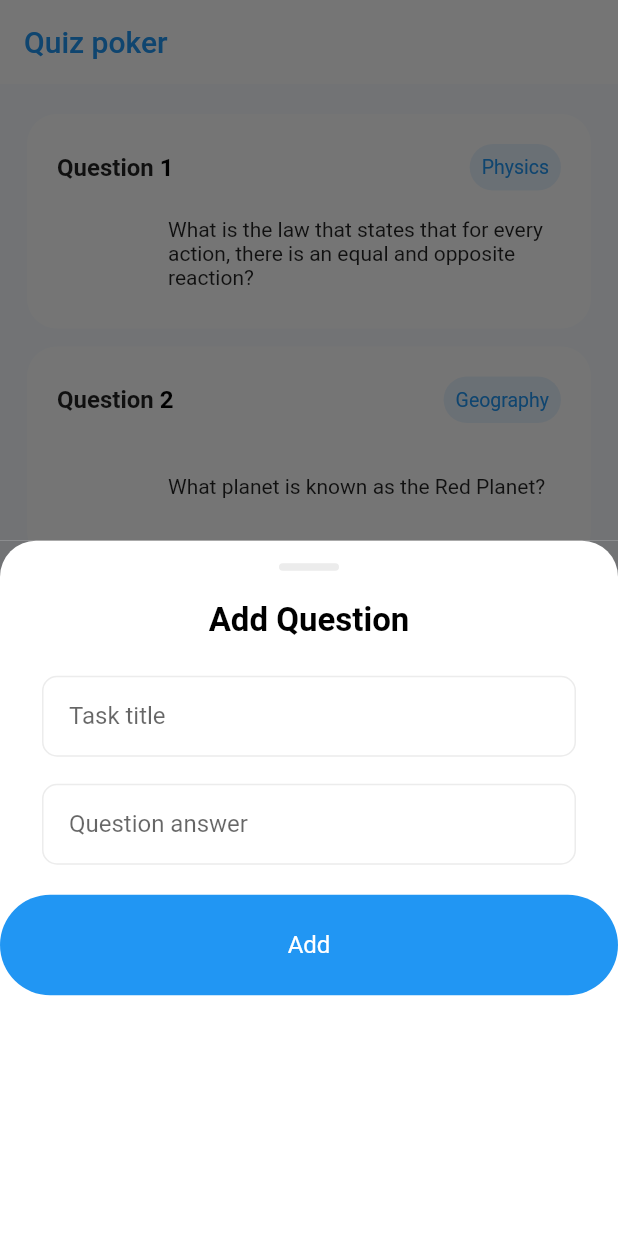
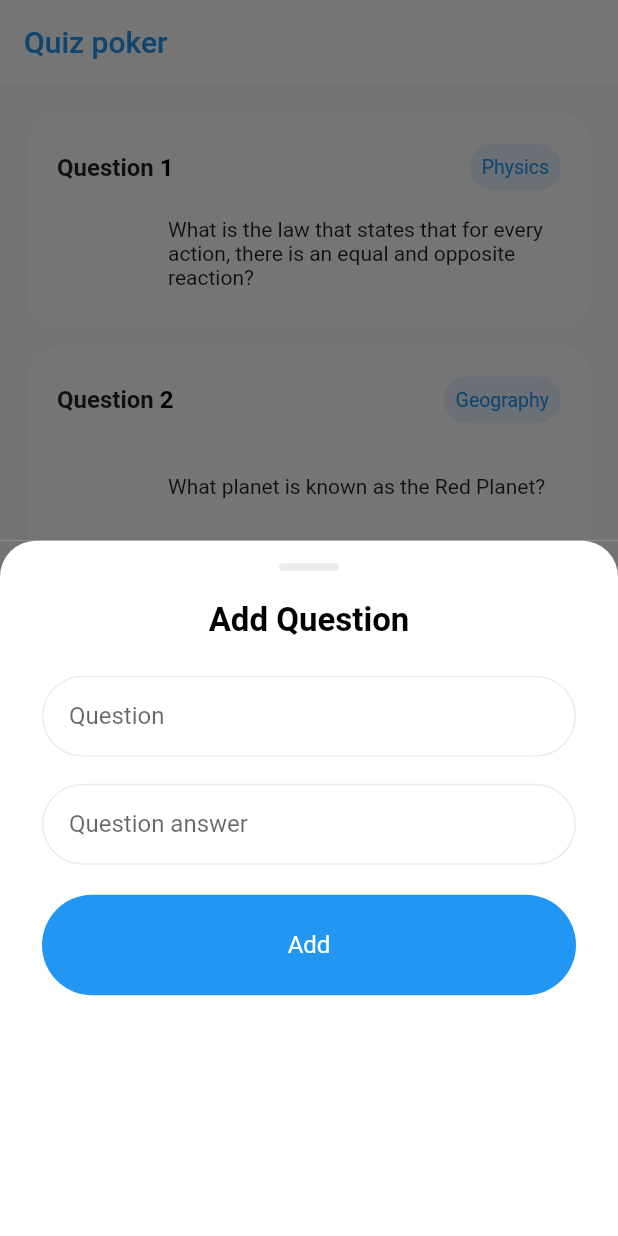
Before and after one commit to godwinnebri/quiz-poker, a Flutter app: the screen it shows after launch, item 2 of the bottom bar chosen, on a phone screen of 412 x 824 dp. Run offline on Flutter 3.47's test engine with Material 2 defaults, Android fonts, the phone set to English and light mode, and no system bars; network calls fail.

Commit message:
implemented add questions functionality

```diff
--- a/lib/main.dart
+++ b/lib/main.dart
@@ -20,93 +20,9 @@ class MyApp extends StatelessWidget {
   }
 }
 
-class NewQuestions {
-  final List<Question> questions = [];
-}
-// ****************************** //
-//                                //
-//            Nav screen          //
-//                                //
-// ****************************** //
-
-class NavScreen extends StatefulWidget {
-  const NavScreen({super.key});
-
-  @override
-  State<NavScreen> createState() => _NavScreenState();
-}
-
-class _NavScreenState extends State<NavScreen> {
-  int currentIndex = 0;
-
-  void onTap(int index) {
-    setState(() {
-      currentIndex = index;
-      currentIndex == 1 ? showQuestionModal(context) : null;
-    });
-  }
-
-  List Pages = [
-    HomePage(),
-    HomePage(),
-  ];
-
-  void showQuestionModal(BuildContext context) {
-    showModalBottomSheet(
-      context: context,
-      builder: (BuildContext context) {
-        return AddQuestionPage(
-          newQuestion: '',
-        );
-        setState(() {
-          currentIndex = 0;
-        });
-      },
-    );
-  }
-
-  @override
-  Widget build(BuildContext context) {
-    return Scaffold(
-      body: Pages[currentIndex],
-      bottomNavigationBar: BottomNavigationBar(
-        onTap: onTap,
-        type: BottomNavigationBarType.fixed,
-        currentIndex: currentIndex,
-        showUnselectedLabels: true,
-        selectedFontSize: 12,
-        unselectedFontSize: 12,
-        elevation: 0,
-        items: const [
-          BottomNavigationBarItem(
-            label: ('Home'),
-            icon: Padding(
-              padding: EdgeInsets.only(bottom: 8.0, top: 15),
-              child: Icon(Icons.home),
-            ),
-          ),
-          BottomNavigationBarItem(
-            label: ('Add Question'),
-            icon: Padding(
-              padding: EdgeInsets.only(bottom: 8.0, top: 15),
-              child: Icon(Icons.add),
-            ),
-          ),
-        ],
-      ),
-    );
-  }
-}
-
-class HomePage extends StatefulWidget {
-  const HomePage({super.key});
-
-  @override
-  State<HomePage> createState() => _HomePageState();
-}
-
-class _HomePageState extends State<HomePage> {
-  final List<Question> questions = [
+//question list
+class QuestionList {
+  List<Question> questions = [
     Question(
       category: QuestionCategory.physics,
       questionText:
@@ -180,6 +96,18 @@ class _HomePageState extends State<HomePage> {
       hint2: 'wrong, you have one more attempt',
     ),
   ];
+}
+
+//home page
+class HomePage extends StatefulWidget {
+  const HomePage({super.key});
+
+  @override
+  State<HomePage> createState() => _HomePageState();
+}
+
+class _HomePageState extends State<HomePage> {
+  final questionList = QuestionList();
 
   @override
   Widget build(BuildContext context) {
@@ -194,17 +122,18 @@ class _HomePageState extends State<HomePage> {
       ),
       body: Padding(
         padding: const EdgeInsets.symmetric(horizontal: 18, vertical: 20),
-        child: LayoutBuilder(builder: (context, constraints) {
+        child: LayoutBuilder(
+          builder: (context, constraints) {
             return ListView.separated(
               padding: const EdgeInsets.all(0),
               scrollDirection:
                   constraints.maxWidth > 430 ? Axis.horizontal : Axis.vertical,
               separatorBuilder: (context, index) =>
                   const SizedBox.square(dimension: 12),
-            itemCount: questions.length,
+              itemCount: questionList.questions.length,
               itemBuilder: (BuildContext context, int index) {
                 return QuestionContainer(
-                question: questions[index],
+                  question: questionList.questions[index],
                   questionNumber: index + 1,
                   onTap: () {
                     Navigator.push(
@@ -212,7 +141,7 @@ class _HomePageState extends State<HomePage> {
                       MaterialPageRoute(
                         builder: (context) => QuestionDetailScreen(
                           index: index,
-                        question: questions[index],
+                          question: questionList.questions[index],
                         ),
                       ),
                     );
@@ -220,7 +149,8 @@ class _HomePageState extends State<HomePage> {
                 );
               },
             );
-        }),
+          },
+        ),
       ),
       floatingActionButton: FloatingActionButton(
         onPressed: () {
@@ -229,7 +159,7 @@ class _HomePageState extends State<HomePage> {
             MaterialPageRoute(
               builder: (context) => QuestionDetailScreen(
                 index: randomNumber,
-                question: questions[randomNumber],
+                question: questionList.questions[randomNumber],
               ),
             ),
           );
@@ -238,17 +168,6 @@ class _HomePageState extends State<HomePage> {
       ),
     );
   }
-
-  // void showSnackBar(BuildContext context) {
-  //   final scaffold = ScaffoldMessenger.of(context);
-  //   scaffold.showSnackBar(
-  //     SnackBar(
-  //       content: const Text('Hey there! Thanks for clicking'),
-  //       action: SnackBarAction(
-  //           label: 'Okay', onPressed: scaffold.hideCurrentSnackBar),
-  //     ),
-  //   );
-  // }
 }
 
 class QuestionContainer extends StatelessWidget {
@@ -376,19 +295,19 @@ enum QuestionCategory {
 String toTitleCase(String name) => name[0].toUpperCase() + name.substring(1);
 
 class Question {
+  QuestionCategory category;
+  String questionText;
+  String answer;
+  String hint1;
+  String hint2;
+
   Question({
     required this.category,
     required this.questionText,
+    required this.answer,
     required this.hint1,
     required this.hint2,
-    required this.answer,
   });
-
-  final QuestionCategory category;
-  final String questionText;
-  final String hint1;
-  final String hint2;
-  final String answer;
 }
 
 // ****************************** //
@@ -585,15 +504,9 @@ class OptionsContainer extends StatelessWidget {
   final String answer;
   final VoidCallback onTap;
   final bool showCheck;
-  // final String image;
 
   @override
   Widget build(BuildContext context) {
-    // Question questionn = Question(
-    //   category: questionCategory,
-    //   questionText: question,
-    //   answer: question,
-    // );
     return GestureDetector(
       onTap: onTap,
       child: Container(
@@ -656,18 +569,13 @@ class OptionsContainer extends StatelessWidget {
 // ****************************** //
 
 class AddQuestionPage extends StatelessWidget {
-  AddQuestionPage({
-    super.key,
-    this.newQuestion,
-    this.newQuestionAnswer,
-  });
-  late String? newQuestion;
-  late String? newQuestionAnswer;
+  final Function addQuestionCallback;
+  const AddQuestionPage(this.addQuestionCallback, {super.key});
 
   @override
   Widget build(BuildContext context) {
-    // String newQuestion = '';
-    // String newQuestionAnswer = '';
+    String newQuestion = '';
+    String newQuestionAnswer = '';
 
     return Container(
       color: const Color(0xff727375),
@@ -704,47 +612,39 @@ class AddQuestionPage extends StatelessWidget {
               //Question textfield
               Padding(
                 padding: const EdgeInsets.symmetric(horizontal: 28),
-                child: Container(
+                child: SizedBox(
                   height: 54,
                   child: TextFormField(
-                    // autofocus: true,
-                    //focusNode: _focusNode,
-                    //  onTap: _requestFocus,
-                    // controller: inputController,
                     onChanged: (newText) {
                       newQuestion = newText;
                     },
                     keyboardType: TextInputType.text,
                     style: const TextStyle(fontSize: 16, color: Colors.black),
                     decoration: InputDecoration(
-                      label: Text('Task title'),
-                      labelStyle: const TextStyle(
-                          // color: _focusNode.hasFocus ? primaryColor : grey,
-                          fontSize: 16),
-
-                      // prefixIcon: Icon(Icons.email),
+                      label: const Text('Question'),
+                      labelStyle: const TextStyle(fontSize: 16),
                       filled: false,
-                      //fillColor: accentColor,
                       hintText: 'Enter Question',
                       hintStyle: TextStyle(color: Colors.grey.withOpacity(.75)),
                       contentPadding: const EdgeInsets.symmetric(
                           vertical: 20.0, horizontal: 18.0),
                       border: const OutlineInputBorder(
                         borderSide: BorderSide(color: Colors.grey, width: 1.0),
-                        borderRadius: BorderRadius.all(Radius.circular(10.0)),
+                        borderRadius: BorderRadius.all(Radius.circular(60.0)),
                       ),
                       focusedBorder: const OutlineInputBorder(
                         borderSide: BorderSide(color: Colors.blue, width: 1.0),
-                        borderRadius: BorderRadius.all(Radius.circular(10.0)),
+                        borderRadius: BorderRadius.all(Radius.circular(60.0)),
                       ),
                       errorBorder: const OutlineInputBorder(
                         borderSide: BorderSide(color: Colors.red, width: 1.0),
-                        borderRadius: BorderRadius.all(Radius.circular(10.0)),
+                        borderRadius: BorderRadius.all(Radius.circular(60.0)),
                       ),
                       enabledBorder: OutlineInputBorder(
                         borderSide: BorderSide(
                             color: Colors.grey.withOpacity(0.2), width: 1.0),
-                        borderRadius: BorderRadius.all(Radius.circular(10.0)),
+                        borderRadius:
+                            const BorderRadius.all(Radius.circular(60.0)),
                       ),
                     ),
                   ),
@@ -756,62 +656,53 @@ class AddQuestionPage extends StatelessWidget {
               //answer textfield
               Padding(
                 padding: const EdgeInsets.symmetric(horizontal: 28),
-                child: Container(
+                child: SizedBox(
                   height: 54,
                   child: TextFormField(
-                    // autofocus: true,
-                    //focusNode: _focusNode,
-                    //  onTap: _requestFocus,
-                    // controller: inputController,
                     onChanged: (newText) {
                       newQuestionAnswer = newText;
                     },
                     keyboardType: TextInputType.text,
                     style: const TextStyle(fontSize: 16, color: Colors.black),
                     decoration: InputDecoration(
-                      label: Text('Question answer'),
-                      labelStyle: const TextStyle(
-                          // color: _focusNode.hasFocus ? primaryColor : grey,
-                          fontSize: 16),
-
-                      // prefixIcon: Icon(Icons.email),
+                      label: const Text('Question answer'),
+                      labelStyle: const TextStyle(fontSize: 16),
                       filled: false,
-                      //fillColor: accentColor,
                       hintText: 'Enter task category',
                       hintStyle: TextStyle(color: Colors.grey.withOpacity(.75)),
                       contentPadding: const EdgeInsets.symmetric(
                           vertical: 20.0, horizontal: 18.0),
                       border: const OutlineInputBorder(
                         borderSide: BorderSide(color: Colors.grey, width: 1.0),
-                        borderRadius: BorderRadius.all(Radius.circular(10.0)),
+                        borderRadius: BorderRadius.all(Radius.circular(60.0)),
                       ),
                       focusedBorder: const OutlineInputBorder(
                         borderSide: BorderSide(color: Colors.blue, width: 1.0),
-                        borderRadius: BorderRadius.all(Radius.circular(10.0)),
+                        borderRadius: BorderRadius.all(Radius.circular(60.0)),
                       ),
                       errorBorder: const OutlineInputBorder(
                         borderSide: BorderSide(color: Colors.red, width: 1.0),
-                        borderRadius: BorderRadius.all(Radius.circular(10.0)),
+                        borderRadius: BorderRadius.all(Radius.circular(60.0)),
                       ),
                       enabledBorder: OutlineInputBorder(
                         borderSide: BorderSide(
                             color: Colors.grey.withOpacity(0.2), width: 1.0),
-                        borderRadius: BorderRadius.all(Radius.circular(10.0)),
+                        borderRadius:
+                            const BorderRadius.all(Radius.circular(60.0)),
                       ),
                     ),
                   ),
                 ),
               ),
               const SizedBox(height: 20),
-              // PrimaryButton(
-              //   buttonText: "Create task",
-              //   onPressed: () {
-              //     //do something
-              //     addTaskCallback(newTaskTitle);
-              //   },
-              // )
-              InkWell(
-                onTap: () => Navigator.pop(context),
+              Padding(
+                padding: const EdgeInsets.symmetric(horizontal: 28),
+                child: InkWell(
+                  onTap: () {
+                    newQuestion == ''
+                        ? null
+                        : addQuestionCallback(newQuestion, newQuestionAnswer);
+                  },
                   child: Container(
                     width: double.infinity,
                     decoration: BoxDecoration(
@@ -829,8 +720,91 @@ class AddQuestionPage extends StatelessWidget {
                     ),
                   ),
                 ),
+              ),
             ],
           )),
     );
   }
 }
+
+// Nav screen
+class NavScreen extends StatefulWidget {
+  const NavScreen({super.key});
+
+  @override
+  State<NavScreen> createState() => _NavScreenState();
+}
+
+class _NavScreenState extends State<NavScreen> {
+  final questoinList = QuestionList();
+
+  int currentIndex = 0;
+
+  void onTap(int index) {
+    setState(() {
+      currentIndex = index;
+      currentIndex == 1 ? showQuestionModal(context) : null;
+    });
+  }
+
+  List pages = [
+    const HomePage(),
+    const HomePage(),
+  ];
+
+  void showQuestionModal(BuildContext context) {
+    showModalBottomSheet(
+      context: context,
+      builder: (context) => AddQuestionPage(
+        (newQuestion, newQuestionAnswer) {
+          setState(() {
+            questoinList.questions.add(
+              Question(
+                category: QuestionCategory.art,
+                questionText: newQuestion,
+                hint1: 'hint1',
+                hint2: 'hint2',
+                answer: newQuestionAnswer,
+              ),
+            );
+          });
+
+          Navigator.pop(context);
+          currentIndex = 0;
+        },
+      ),
+    );
+  }
+
+  @override
+  Widget build(BuildContext context) {
+    return Scaffold(
+      body: pages[currentIndex],
+      bottomNavigationBar: BottomNavigationBar(
+        onTap: onTap,
+        type: BottomNavigationBarType.fixed,
+        currentIndex: currentIndex,
+        showUnselectedLabels: true,
+        selectedFontSize: 12,
+        unselectedFontSize: 12,
+        elevation: 0,
+        items: const [
+          BottomNavigationBarItem(
+            label: ('Home'),
+            icon: Padding(
+              padding: EdgeInsets.only(bottom: 8.0, top: 15),
+              child: Icon(Icons.home),
+            ),
+          ),
+          BottomNavigationBarItem(
+            label: ('Add Question'),
+            icon: Padding(
+              padding: EdgeInsets.only(bottom: 8.0, top: 15),
+              child: Icon(Icons.add),
+            ),
+          ),
+        ],
+      ),
+    );
+  }
+}
```
Lines whose indentation alone changed are shown as unchanged.
